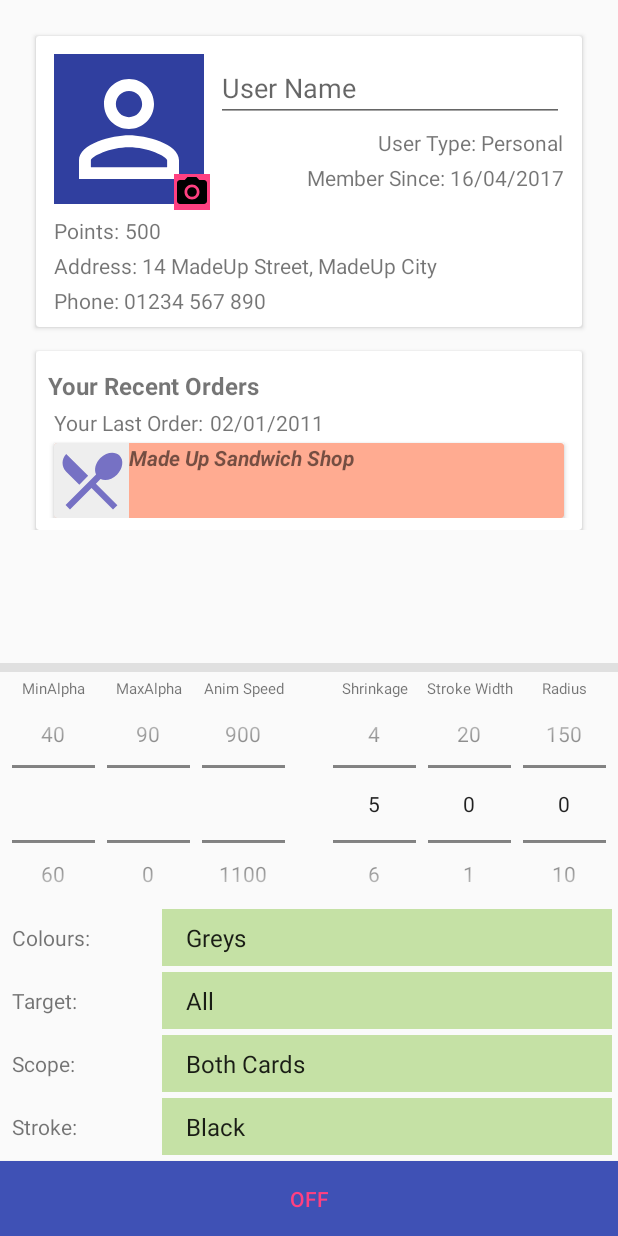
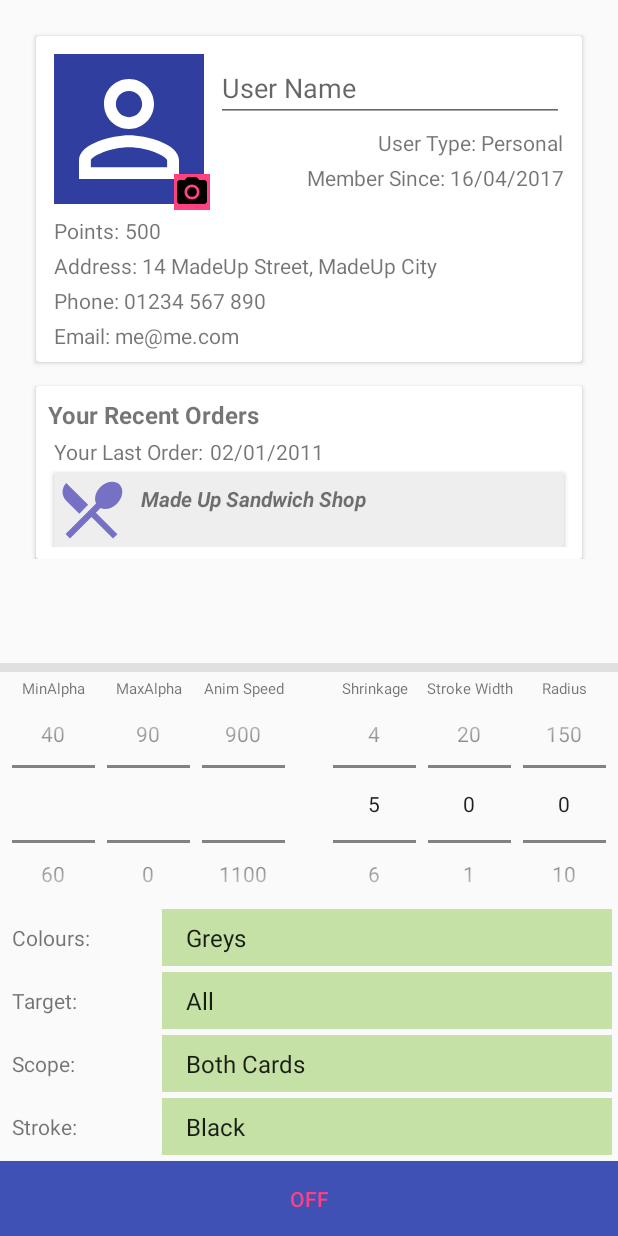
Before and after one commit to Flinted/DYOR, an Android app: the screen it shows after launch (DeckActivity), on a phone screen of 412 x 824 dp. Run offline under Robolectric (Android 15) with nearby library versions, the phone set to English and light mode, and no system bars; our stand-ins replace Dagger/Hilt's generated code, data binding; libraries missing offline, so code that uses them is left out: com.jakewharton.threetenabp; 1 statement that could not run was skipped.

Commit message:
Sample app syntax changes

```diff
--- a/app/src/main/java/makes/flint/dyor/deck/ui/DeckActivity.kt
+++ b/app/src/main/java/makes/flint/dyor/deck/ui/DeckActivity.kt
@@ -181,7 +181,7 @@ private class DoppelSettings(context: Context, binding: ActivityDeckBinding) {
     var speed = 1000L
     var radius = 0f
     var shrinkage = 5
-    var strokeWidth = 3
+    var strokeWidth = 0
     var strokeColor = Color.BLACK
     var scope: Array<View> = arrayOf(binding.testUserProfileCard, binding.testOrderCard)
 
--- a/app/src/main/java/makes/flint/dyor/deck/ui/DoppelExample.kt
+++ b/app/src/main/java/makes/flint/dyor/deck/ui/DoppelExample.kt
@@ -76,6 +76,8 @@ class DoppelExample : Activity() {
         backgroundProvider.setMinAlpha(0.4f)
         backgroundProvider.setMaxAlpha(0.9f)
         backgroundProvider.setCornerRadius(30f)
+        backgroundProvider.setShrinkage(5)
+        backgroundProvider.setStroke(3, R.color.blue5_doppel)
 
         val doppelConfiguration = DoppelConfigurationBuilder(this)
                 .withBackgroundProvider(backgroundProvider)
@@ -89,8 +91,15 @@ class DoppelExample : Activity() {
     // You can set colours for multiple view types, and have to provide a default for other views.
     private fun doppelWithSecondCustomBackgroundProvider() {
         val defaultColor = ContextCompat.getColor(this, R.color.colorPrimaryDark)
-        val textViewColorHolder = DoppelViewTypeColor(this, R.color.colorAccent, AppCompatTextView::class.java, AppCompatEditText::class.java)
-        val imageViewColorHolder = DoppelViewTypeColor(this, R.color.colorPrimary, AppCompatImageView::class.java)
+        val textViewColorHolder = DoppelViewTypeColor(
+                this,
+                R.color.colorAccent,
+                AppCompatTextView::class.java,
+                AppCompatEditText::class.java)
+        val imageViewColorHolder = DoppelViewTypeColor(
+                this,
+                R.color.colorPrimary,
+                AppCompatImageView::class.java)
 
         val backgroundProvider = DoppelViewTypeColorProvider(defaultColor)
         backgroundProvider.setAnimationSpeed(500)
--- a/app/src/main/res/layout/activity_deck.xml
+++ b/app/src/main/res/layout/activity_deck.xml
@@ -133,6 +133,14 @@
                         android:text="Phone: 01234 567 890"
                         app:layout_constraintTop_toBottomOf="@id/address" />
 
+                    <TextView
+                        android:id="@+id/email"
+                        android:layout_width="match_parent"
+                        android:layout_height="wrap_content"
+                        android:layout_margin="4dp"
+                        android:text="Email: me@me.com"
+                        app:layout_constraintTop_toBottomOf="@id/phone" />
+
                 </android.support.constraint.ConstraintLayout>
             </android.support.v7.widget.CardView>
 
@@ -154,7 +162,6 @@
                         android:id="@+id/recent_orders"
                         android:layout_width="wrap_content"
                         android:layout_height="wrap_content"
-                        android:layout_margin="4dp"
                         android:text="Your Recent Orders"
                         android:textSize="16sp"
                         android:textStyle="bold"
@@ -185,7 +192,7 @@
                         android:layout_width="match_parent"
                         android:layout_height="50dp"
                         android:layout_margin="4dp"
-                        app:cardBackgroundColor="@color/orange6_doppel"
+                        app:cardBackgroundColor="@color/gray6_doppel"
                         app:layout_constraintStart_toStartOf="parent"
                         app:layout_constraintTop_toBottomOf="@id/last_order">
 
@@ -205,8 +212,8 @@
                                 android:layout_height="wrap_content"
                                 android:gravity="center"
                                 android:text="Made Up Sandwich Shop"
+                                android:layout_margin="8dp"
                                 android:textStyle="bold|italic" />
-
 
                         </LinearLayout>
 
```
